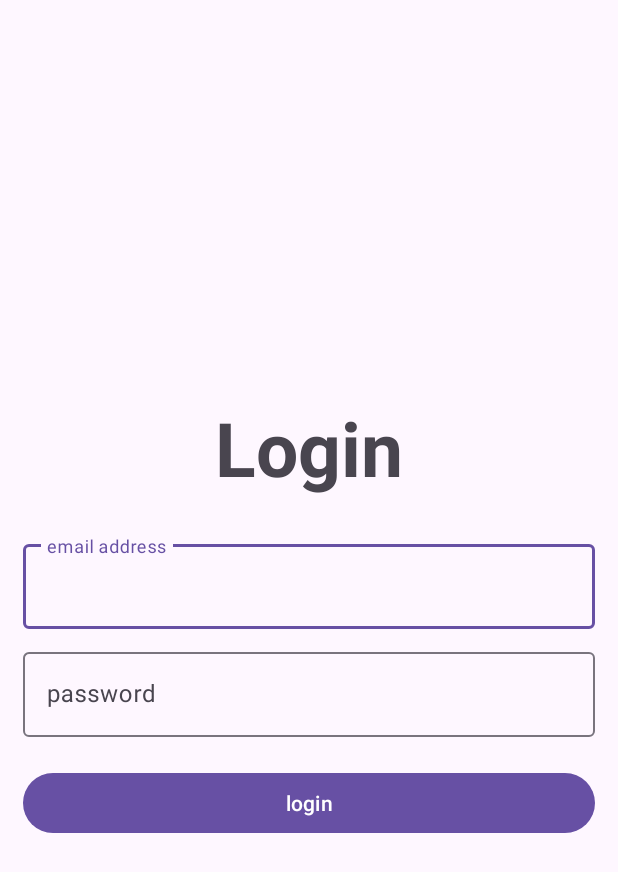
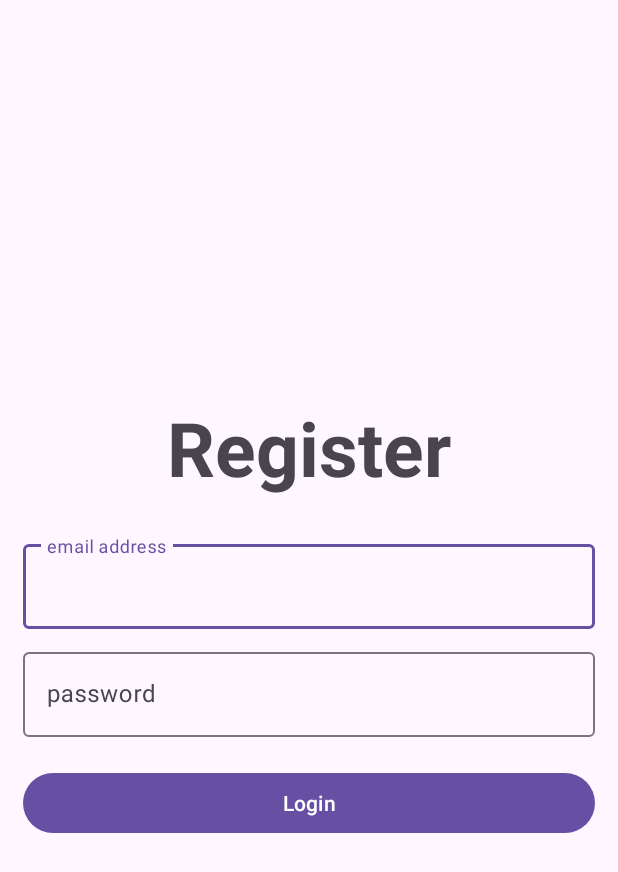
Before and after one commit to SymonMuchemi/Auth-project, an Android app: the screen it shows after launch (Login), on a phone screen of 412 x 824 dp. Shown: the top 872 px of the screen. Run offline under Robolectric (Android 15) with nearby library versions, the phone set to English and light mode, and no system bars.

Commit message:
fix: set string values

```diff
--- a/app/src/main/java/com/example/authapp/Login.java
+++ b/app/src/main/java/com/example/authapp/Login.java
@@ -2,13 +2,38 @@ package com.example.authapp;
 
 import androidx.appcompat.app.AppCompatActivity;
 
+import android.content.Intent;
 import android.os.Bundle;
+import android.widget.Button;
+
+import com.google.android.material.textfield.TextInputEditText;
+
+import java.util.Objects;
 
 public class Login extends AppCompatActivity {
+    TextInputEditText email, password;
+    Button loginBtn;
+
 
     @Override
     protected void onCreate(Bundle savedInstanceState) {
         super.onCreate(savedInstanceState);
         setContentView(R.layout.activity_login);
+
+        // Bind the TextInputEditTexts and Button to their respective views
+        email = findViewById(R.id.email);
+        password = findViewById(R.id.password);
+        loginBtn = findViewById(R.id.login_button);
+
+        loginBtn.setOnClickListener(v -> {
+            // Get the text from the TextInputEditTexts
+            String emailText = Objects.requireNonNull(email.getText()).toString();
+            String passwordText = Objects.requireNonNull(password.getText()).toString();
+
+            // create intent to go to the activity_registration activity
+            Intent intent = new Intent(Login.this, Registration.class);
+            //start intent
+            startActivity(intent);
+        });
     }
 }
--- a/app/src/main/java/com/example/authapp/Registration.java
+++ b/app/src/main/java/com/example/authapp/Registration.java
@@ -4,8 +4,11 @@ import androidx.appcompat.app.AppCompatActivity;
 
 import android.os.Bundle;
 
+import com.google.android.material.textfield.TextInputEditText;
+
 public class Registration extends AppCompatActivity {
 
+    TextInputEditText email, password, confirmPassword;
     @Override
     protected void onCreate(Bundle savedInstanceState) {
         super.onCreate(savedInstanceState);
--- a/app/src/main/res/layout/activity_login.xml
+++ b/app/src/main/res/layout/activity_login.xml
@@ -10,7 +10,7 @@
     tools:context=".Login">
 
     <TextView
-        android:text="Login"
+        android:text="@string/Register"
         android:textSize="50sp"
         android:textStyle="bold"
         android:gravity="center"
@@ -23,7 +23,7 @@
             android:layout_height="wrap_content" >
         <com.google.android.material.textfield.TextInputEditText
             android:id="@+id/email"
-            android:hint="email address"
+            android:hint="@string/Email_address"
             android:layout_width="match_parent"
             android:layout_height="wrap_content"
             android:layout_marginBottom="10dp"
@@ -34,7 +34,7 @@
             android:layout_width="match_parent"
             android:layout_height="wrap_content" >
         <com.google.android.material.textfield.TextInputEditText
-            android:id="@+id/password_toggle"
+            android:id="@+id/password"
             android:hint="@string/password"
             android:layout_width="match_parent"
             android:layout_height="wrap_content"
@@ -45,7 +45,7 @@
         android:id="@+id/login_button"
         android:layout_width="match_parent"
         android:layout_height="wrap_content"
-        android:text="login"
+        android:text="@string/Login"
         android:layout_marginTop="10dp"
         />
 
--- a/app/src/main/res/values/strings.xml
+++ b/app/src/main/res/values/strings.xml
@@ -4,4 +4,8 @@
     <string name="login" />
     <string name="password">password\n</string>
     <string name="Register">Register</string>
+    <string name="confirm_password">\n</string>
+    <string name="email_address">email address</string>
+    <string name="Login">Login</string>
+    <string name="Email_address">email address</string>
 </resources>
```
Also changed, not shown: app/src/main/res/layout/activity_registration.xml (+7 -2 lines).
